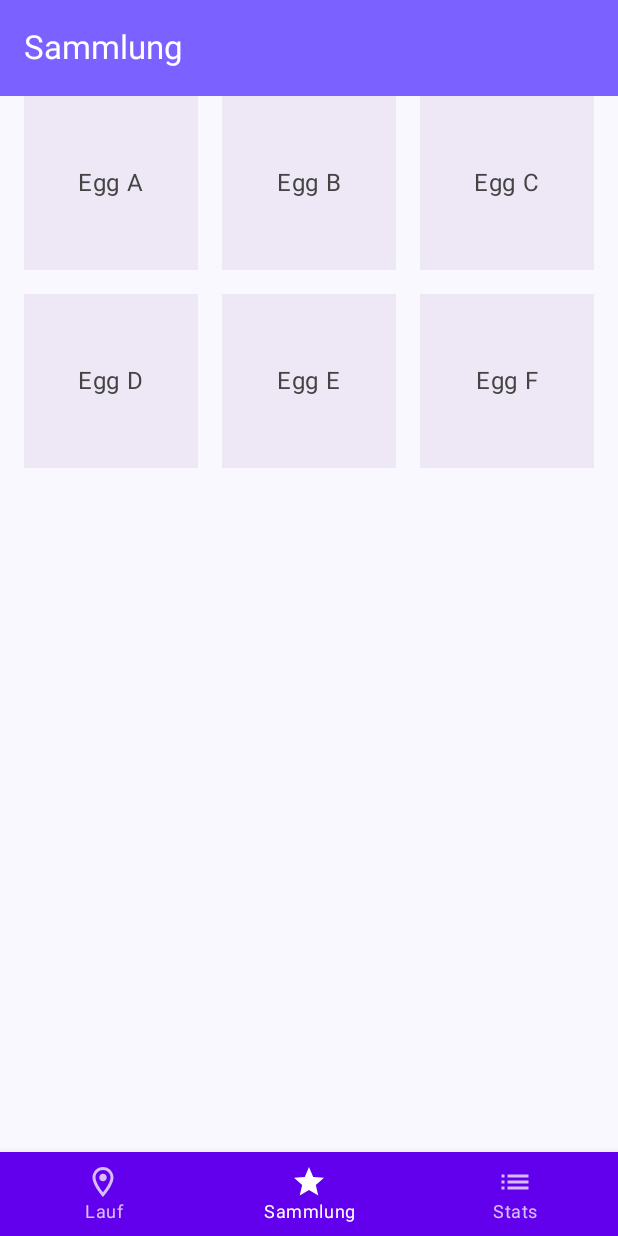
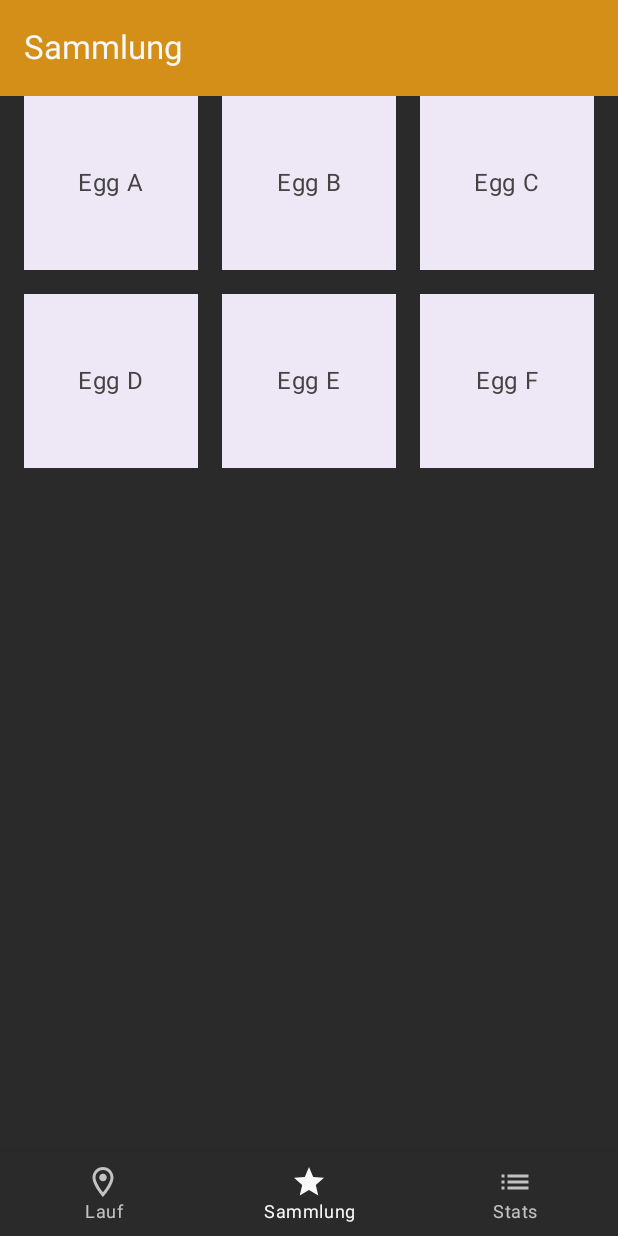
Before and after one commit to angelmech/eggventure, an Android app built with Jetpack Compose: the screen it shows after launch (MainActivity), item 2 of the bottom bar chosen, on a phone screen of 412 x 824 dp. Run offline under Robolectric (Android 15) with nearby library versions, the phone set to English and light mode, and no system bars; our stand-ins replace Room's generated code, livedata-compose.

Commit message:
restructure + introduced coloring possibility

```diff
--- a/app/src/main/java/com/example/eggventure/ui/components/BottomNavigationBar.kt
+++ b/app/src/main/java/com/example/eggventure/ui/components/BottomNavigationBar.kt
@@ -4,6 +4,7 @@ import androidx.compose.material.BottomNavigation
 import androidx.compose.material.BottomNavigationItem
 import androidx.compose.material.Icon
 import androidx.compose.material.Text
+import androidx.compose.material3.MaterialTheme
 import androidx.compose.runtime.Composable
 import androidx.compose.runtime.getValue
 import androidx.navigation.NavHostController
@@ -20,7 +21,10 @@ fun BottomNavigationBar(navController: NavHostController) {
     val navBackStackEntry by navController.currentBackStackEntryAsState()
     val currentRoute = navBackStackEntry?.destination?.route
 
-    BottomNavigation {
+    BottomNavigation (
+        backgroundColor = MaterialTheme.colorScheme.background,
+        contentColor = MaterialTheme.colorScheme.onSurface
+    ) {
         items.forEach { item ->
             BottomNavigationItem(
                 icon = { Icon(imageVector = item.icon, contentDescription = item.label) },
--- a/app/src/main/java/com/example/eggventure/ui/components/TopBar.kt
+++ b/app/src/main/java/com/example/eggventure/ui/components/TopBar.kt
@@ -10,8 +10,8 @@ fun TopBar(title: String) {
     TopAppBar(
         title = { Text(title) },
         colors = TopAppBarDefaults.centerAlignedTopAppBarColors(
-            containerColor = Color(0xFF7B61FF),
-            titleContentColor = Color.White
+            containerColor = MaterialTheme.colorScheme.primary,
+            titleContentColor = MaterialTheme.colorScheme.onSurface
         )
 
     )
--- a/app/src/main/java/com/example/eggventure/ui/screens/LaufScreen.kt
+++ b/app/src/main/java/com/example/eggventure/ui/screens/LaufScreen.kt
@@ -6,25 +6,20 @@ import androidx.activity.compose.rememberLauncherForActivityResult
 import androidx.activity.result.contract.ActivityResultContracts
 import androidx.compose.foundation.BorderStroke // For BorderStroke
 import androidx.compose.ui.unit.dp // For dp unit
-import androidx.compose.ui.graphics.Color // For Color
 import androidx.compose.foundation.Image
 import androidx.compose.foundation.background
 import androidx.compose.foundation.layout.Arrangement
 import androidx.compose.foundation.layout.Box
 import androidx.compose.foundation.layout.Column
 import androidx.compose.foundation.layout.Row
-import androidx.compose.foundation.layout.Spacer
 import androidx.compose.foundation.layout.fillMaxSize
 import androidx.compose.foundation.layout.padding
 import androidx.compose.foundation.layout.size
-import androidx.compose.foundation.layout.width
-import androidx.compose.material.icons.Icons
-import androidx.compose.material.icons.filled.MusicNote
 import androidx.compose.material3.Button
 import androidx.compose.material3.ButtonDefaults
 import androidx.compose.material3.CircularProgressIndicator
 import androidx.compose.material3.ExperimentalMaterial3Api
-import androidx.compose.material3.Icon
+import androidx.compose.material3.MaterialTheme
 import androidx.compose.material3.Scaffold
 import androidx.compose.material3.Text
 import androidx.compose.runtime.Composable
@@ -45,10 +40,10 @@ import androidx.lifecycle.viewmodel.compose.viewModel
 import androidx.navigation.NavHostController
 import com.example.eggventure.R
 import com.example.eggventure.ui.components.TopBar
-import com.example.eggventure.utils.PermissionHandler
-import com.example.eggventure.utils.PermissionHandlerImpl
-import com.example.eggventure.viewmodel.StepCounterImpl
-import com.example.eggventure.viewmodel.StepCounterFactory
+import com.example.eggventure.utils.permissionutils.PermissionHandler
+import com.example.eggventure.utils.permissionutils.PermissionHandlerImpl
+import com.example.eggventure.viewmodel.stepcounter.StepCounter
+import com.example.eggventure.viewmodel.stepcounter.StepCounterFactory
 
 
 @OptIn(ExperimentalMaterial3Api::class)
@@ -58,7 +53,7 @@ fun LaufScreen(
 ) {
 
     val context = LocalContext.current
-    val stepCounter: StepCounterImpl = viewModel(factory = StepCounterFactory(context))
+    val stepCounter: StepCounter = viewModel(factory = StepCounterFactory(context))
 
     //-------Observing LiveData-------
     val steps by stepCounter.stepCount.observeAsState(initial = 0)
@@ -97,7 +92,7 @@ fun LaufScreen(
         Column(
             modifier = Modifier
                 .fillMaxSize()
-                .background(Color(0xFFF9F0FB))
+                .background(MaterialTheme.colorScheme.background)
                 .padding(
                     top = innerPadding.calculateTopPadding(),
                     start = 24.dp,
@@ -111,7 +106,9 @@ fun LaufScreen(
             Row(
                 verticalAlignment = Alignment.CenterVertically
             ) {
-                Icon(
+                // maybe info button that opens a dialog with hatch info
+
+                /*Icon(
                     Icons.Default.MusicNote,
                     contentDescription = null,
                     tint = Color.Black,)
@@ -119,7 +116,7 @@ fun LaufScreen(
                 Text(
                     "Sympathy is a Knife von Charlie xcx",
                     fontWeight = FontWeight.Medium,
-                    color=Color.Black)
+                    color=Color.Black)*/
             }
 
             // Circular Progress Bar with Egg
@@ -129,7 +126,7 @@ fun LaufScreen(
                     progress = 1f, // full circle
                     strokeWidth = 4.dp,
                     modifier = Modifier.size(240.dp),
-                    color = Color.LightGray
+                    color = MaterialTheme.colorScheme.onSurface
                 )
 
                 // Foreground thick colored progress
@@ -137,7 +134,7 @@ fun LaufScreen(
                     progress = progress,
                     strokeWidth = 8.dp,
                     modifier = Modifier.size(240.dp),
-                    color = Color(0xFF7B61FF)
+                    color = MaterialTheme.colorScheme.primary
                 )
 
                 // Center image
@@ -154,7 +151,7 @@ fun LaufScreen(
             Text(
                 "$steps / $stepGoal Schritten",
                 fontSize = 16.sp,
-                color=Color.Black)
+                color=MaterialTheme.colorScheme.onSurface)
 
             // Start Button
             Button(
@@ -184,13 +181,13 @@ fun LaufScreen(
                         }
                     }
                 },
-                colors = ButtonDefaults.buttonColors(containerColor = Color(0xFF7B61FF)),
+                colors = ButtonDefaults.buttonColors(containerColor = MaterialTheme.colorScheme.primary),
                 modifier = Modifier.size(200.dp, 60.dp),
-                border = BorderStroke(2.dp, Color(0xFF000000))
+                border = BorderStroke(2.dp, MaterialTheme.colorScheme.onSurface)
             ) {
                 Text(
                     text = if (isTracking) "Stopp" else "Lauf Starten",
-                    color = Color.White,
+                    color = MaterialTheme.colorScheme.onSurface,
                     fontWeight = FontWeight.Bold ,
                     fontSize = 18.sp,
                 )
--- a/app/src/main/java/com/example/eggventure/ui/theme/Color.kt
+++ b/app/src/main/java/com/example/eggventure/ui/theme/Color.kt
@@ -2,10 +2,15 @@ package com.example.eggventure.ui.theme
 
 import androidx.compose.ui.graphics.Color
 
-val Purple80 = Color(0xFFD0BCFF)
-val PurpleGrey80 = Color(0xFFCCC2DC)
-val Pink80 = Color(0xFFEFB8C8)
+// Primary color scheme
+val Primary = Color(0xffd48f19)
+val PrimaryLight = Color(0xffdb9b3a)
+val Secondary = Color(0xffe8b36c)
 
-val Purple40 = Color(0xFF6650a4)
-val PurpleGrey40 = Color(0xFF625b71)
-val Pink40 = Color(0xFF7D5260)
+// Surface/background
+val Background = Color(0xff2b2a2a)
+val Surface = Color(0xff3b332b)
+
+// Additional UI colors
+val Header = Color(0xff3f3e3e)
+val TextColor = Color(0xFFF8F8F8)
--- a/app/src/main/java/com/example/eggventure/ui/theme/Theme.kt
+++ b/app/src/main/java/com/example/eggventure/ui/theme/Theme.kt
@@ -16,32 +16,28 @@ import androidx.compose.ui.platform.LocalView
 import androidx.core.view.WindowCompat
 
 private val DarkColorScheme = darkColorScheme(
-    primary = Purple80,
-    secondary = PurpleGrey80,
-    tertiary = Pink80
+    primary = Primary,
+    secondary = Secondary,
+    background = Background,
+    surface = Surface,
+    onBackground = Header,
+    onSurface = TextColor
 )
 
 private val LightColorScheme = lightColorScheme(
-    primary = Purple40,
-    secondary = PurpleGrey40,
-    tertiary = Pink40
-
-    /* Other default colors to override
-    background = Color(0xFFFFFBFE),
-    surface = Color(0xFFFFFBFE),
-    onPrimary = Color.White,
-    onSecondary = Color.White,
-    onTertiary = Color.White,
-    onBackground = Color(0xFF1C1B1F),
-    onSurface = Color(0xFF1C1B1F),
-    */
+    primary = Primary,
+    secondary = Secondary,
+    background = Background,
+    surface = Surface,
+    onBackground = Header,
+    onSurface = TextColor
 )
 
 @Composable
 fun EggventureTheme(
     darkTheme: Boolean = isSystemInDarkTheme(),
     // Dynamic color is available on Android 12+
-    dynamicColor: Boolean = true,
+    dynamicColor: Boolean = false,
     content: @Composable () -> Unit
 ) {
     val colorScheme = when {
--- a/app/src/main/java/com/example/eggventure/utils/PermissionHandler.kt
+++ b/app/src/main/java/com/example/eggventure/utils/permissionutils/PermissionHandler.kt
@@ -1,4 +1,4 @@
-package com.example.eggventure.utils
+package com.example.eggventure.utils.permissionutils
 
 /**
  * Interface for handling permissions in the app.
--- a/app/src/main/java/com/example/eggventure/utils/PermissionHandlerImpl.kt
+++ b/app/src/main/java/com/example/eggventure/utils/permissionutils/PermissionHandlerImpl.kt
@@ -1,4 +1,4 @@
-package com.example.eggventure.utils
+package com.example.eggventure.utils.permissionutils
 
 import android.Manifest
 import android.content.Context
--- a/app/src/main/java/com/example/eggventure/utils/StepSensorManager.kt
+++ b/app/src/main/java/com/example/eggventure/utils/sensorutils/StepSensorManager.kt
@@ -1,5 +1,5 @@
 // StepSensorInterface.kt
-package com.example.eggventure.utils
+package com.example.eggventure.utils.sensorutils
 
 import android.hardware.SensorEventListener
 
--- a/app/src/main/java/com/example/eggventure/utils/StepSensorManagerImpl.kt
+++ b/app/src/main/java/com/example/eggventure/utils/sensorutils/StepSensorManagerImpl.kt
@@ -1,4 +1,4 @@
-package com.example.eggventure.utils
+package com.example.eggventure.utils.sensorutils
 
 import android.content.Context
 import android.hardware.Sensor
--- /dev/null
+++ b/app/src/main/java/com/example/eggventure/viewmodel/creaturelogic/CreatureLogicInterface.kt
@@ -0,0 +1,41 @@
+package com.example.eggventure.viewmodel.creaturelogic
+
+import com.example.eggventure.model.creature.CreatureEntity
+import kotlinx.coroutines.flow.StateFlow
+
+/**
+ * Interface for managing the logic related to creatures in the application.
+ */
+interface CreatureLogicInterface {
+    /**
+     * Retrieves the list of owned creatures.
+     * @return A StateFlow emitting the list of owned CreatureEntity objects.
+     */
+    val ownedCreatures: StateFlow<List<CreatureEntity>>
+
+    /**
+     * Adds a creature to the collection of owned creatures.
+     * @param creature The CreatureEntity to add to the collection.
+     */
+    fun addCreatureToCollection(creature: CreatureEntity)
+
+    /**
+     * Retrieves a creature from the collection by its unique identifier.
+     * @param creatureId The ID of the creature to retrieve.
+     * @return The CreatureEntity if found, otherwise null.
+     */
+    fun getCreatureById(creatureId: Int): CreatureEntity?
+
+    /**
+     * Unlocks a creature.
+     * @param creatureId The ID of the creature to unlock.
+     */
+    fun unlockCreature(creatureId: Int)
+
+    /**
+     * Checks if a creature is already owned by the user.
+     * @param creatureId The ID of the creature to check.
+     * @return True if the creature is owned, false otherwise.
+     */
+    fun hasCreature(creatureId: Int): Boolean
+}
--- /dev/null
+++ b/app/src/main/java/com/example/eggventure/viewmodel/stats/StatsInterface.kt
@@ -0,0 +1,54 @@
+package com.example.eggventure.viewmodel.stats
+
+import com.example.eggventure.model.run.RunEntity
+import kotlinx.coroutines.flow.StateFlow
+
+/**
+ * Interface for managing and retrieving statistics related to runs.
+ */
+interface StatsInterface {
+    /**
+     * Retrieves all recorded runs.
+     * @return A StateFlow emitting a list of RunEntity objects.
+     */
+    val allRuns: StateFlow<List<RunEntity>>
+
+    /**
+     * Retrieves the most recent run.
+     * @return A StateFlow emitting the last RunEntity object, or null if no runs have been recorded.
+     */
+    val lastRun: StateFlow<RunEntity?>
+
+    /**
+     * Retrieves the average steps taken per week.
+     * @return A StateFlow emitting the average number of steps as a Double.
+     */
+    val weeklyAverageSteps: StateFlow<Double>
+
+    /**
+     * Retrieves the average distance covered per week.
+     * @return A StateFlow emitting the average distance as a Double.
+     */
+    val weeklyAverageDistance: StateFlow<Double>
+
+    /**
+     * Formats the duration from milliseconds into a human-readable format (hh:mm:ss).
+     * @param durationMillis The duration in milliseconds.
+     * @return A formatted string representing the duration.
+     */
+    fun formatDuration(durationMillis: Long): String
+
+    /**
+     * Formats the distance from meters into kilometers with two decimal places.
+     * @param distanceMeters The distance in meters.
+     * @return A formatted string representing the distance in kilometers.
+     */
+    fun formatDistanceKm(distanceMeters: Float?): String
+
+    /**
+     * Formats the average speed into kilometers per hour with two decimal places.
+     * @param averageSpeed The average speed.
+     * @return A formatted string representing the average speed in kilometers per hour.
+     */
+    fun formatAverageSpeed(averageSpeed: Float?): String
+}
--- a/app/src/main/java/com/example/eggventure/viewmodel/EggHatchEvent.kt
+++ b/app/src/main/java/com/example/eggventure/viewmodel/stepcounter/EggHatchEvent.kt
@@ -1,4 +1,4 @@
-package com.example.eggventure.viewmodel
+package com.example.eggventure.viewmodel.stepcounter
 
 import com.example.eggventure.model.hatchprogress.HatchProgressRepository
 
--- a/app/src/main/java/com/example/eggventure/viewmodel/RunPersitence.kt
+++ b/app/src/main/java/com/example/eggventure/viewmodel/stepcounter/RunPersitence.kt
@@ -1,8 +1,7 @@
-package com.example.eggventure.viewmodel
+package com.example.eggventure.viewmodel.stepcounter
 
 import com.example.eggventure.model.run.RunEntity
 import com.example.eggventure.model.run.RunRepository
-import com.example.eggventure.model.run.RunRepositoryImpl
 
 class RunPersistence(
     private val runRepository: RunRepository
--- a/app/src/main/java/com/example/eggventure/viewmodel/StepCounterImpl.kt
+++ b/app/src/main/java/com/example/eggventure/viewmodel/stepcounter/StepCounter.kt
@@ -1,30 +1,30 @@
-package com.example.eggventure.viewmodel
+package com.example.eggventure.viewmodel.stepcounter
 
 import androidx.lifecycle.*
 import com.example.eggventure.model.hatchprogress.HatchProgressRepository
 import kotlinx.coroutines.launch
 
-class StepCounterImpl(
+class StepCounter (
     private val trackingService: StepTrackingService,
     private val hatchEvent: EggHatchEvent,
     private val runPersistence: RunPersistence,
     private val hatchProgressRepository: HatchProgressRepository
-) : ViewModel() {
+) : ViewModel(), StepCounterInterface {
 
     private val _stepCount = MutableLiveData(0)
-    val stepCount: LiveData<Int> = _stepCount
+    override val stepCount: LiveData<Int> = _stepCount
 
     private val _isTracking = MutableLiveData(false)
-    val isTracking: LiveData<Boolean> = _isTracking
+    override val isTracking: LiveData<Boolean> = _isTracking
 
     private val _eggHatched = MutableLiveData(false)
-    val eggHatched: LiveData<Boolean> = _eggHatched
+    override val eggHatched: LiveData<Boolean> = _eggHatched
 
     private var hatchId: Int? = null
     private var hatchGoal: Int = 5000
     private var currentSteps: Int = 0
 
-    fun initProgress() {
+    override fun initProgress() {
         viewModelScope.launch {
             val progress = hatchProgressRepository.getLastHatchProgress()
             if (progress != null) {
@@ -36,7 +36,7 @@ class StepCounterImpl(
         }
     }
 
-    fun startTracking() {
+    override fun startTracking() {
         if (_isTracking.value == true) return
         _isTracking.postValue(true)
         _eggHatched.postValue(false)
@@ -56,7 +56,7 @@ class StepCounterImpl(
         }
     }
 
-    fun stopTracking() {
+    override fun stopTracking() {
         _isTracking.postValue(false)
         trackingService.stop()
         viewModelScope.launch {
@@ -65,7 +65,7 @@ class StepCounterImpl(
         }
     }
 
-    fun addFakeStep(fakeSteps: Int = 123) {
+    override fun addFakeStep(fakeSteps: Int) {
         viewModelScope.launch {
             currentSteps += fakeSteps
             val hatched = hatchId?.let { id ->
--- a/app/src/main/java/com/example/eggventure/viewmodel/StepCounterFactory.kt
+++ b/app/src/main/java/com/example/eggventure/viewmodel/stepcounter/StepCounterFactory.kt
@@ -1,4 +1,4 @@
-package com.example.eggventure.viewmodel
+package com.example.eggventure.viewmodel.stepcounter
 
 import android.content.Context
 import androidx.lifecycle.ViewModel
@@ -8,16 +8,16 @@ import com.example.eggventure.model.hatchprogress.HatchProgressRepository
 import com.example.eggventure.model.hatchprogress.HatchProgressRepositoryImpl
 import com.example.eggventure.model.run.RunRepository
 import com.example.eggventure.model.run.RunRepositoryImpl
-import com.example.eggventure.utils.StepSensorManagerImpl
+import com.example.eggventure.utils.sensorutils.StepSensorManagerImpl
 
 /**
- * Factory class for creating instances of [StepCounterImpl].
+ * Factory class for creating instances of [StepCounter].
  */
 class StepCounterFactory(
     private val context: Context
 ) : ViewModelProvider.Factory {
     /**
-     * Creates a new instance of [StepCounterImpl] with the required dependencies.
+     * Creates a new instance of [StepCounter] with the required dependencies.
      *
      */
     override fun <T : ViewModel> create(modelClass: Class<T>): T {
@@ -31,7 +31,7 @@ class StepCounterFactory(
         val stepTrackingService = StepTrackingService(StepSensorManagerImpl(context))
 
         @Suppress("UNCHECKED_CAST")
-        return StepCounterImpl(
+        return StepCounter(
             stepTrackingService,
             eggHatchEvent,
             runPersistence,
--- /dev/null
+++ b/app/src/main/java/com/example/eggventure/viewmodel/stepcounter/StepCounterInterface.kt
@@ -0,0 +1,48 @@
+package com.example.eggventure.viewmodel.stepcounter
+
+import androidx.lifecycle.LiveData
+
+/**
+ * Interface for managing step counting and tracking egg hatching progress.
+ */
+interface StepCounterInterface {
+    /**
+     * The current step count.
+     * @return A LiveData object that holds the current step count as an Integer.
+     */
+    val stepCount: LiveData<Int>
+
+    /**
+     * Indicates whether the step tracking is currently active.
+     * @return A LiveData object that holds a Boolean value; true if tracking is active, false otherwise.
+     */
+    val isTracking: LiveData<Boolean>
+
+    /**
+     * Indicates whether the egg has hatched.
+     * @return A LiveData object that holds a Boolean value; true if the egg has hatched, false otherwise.
+     */
+    val eggHatched: LiveData<Boolean>
+
+    /**
+     * Initializes the progress, loading any previously saved state.
+     */
+    fun initProgress()
+
+    /**
+     * Starts the step tracking service.
+     */
+    fun startTracking()
+
+    /**
+     * Stops the step tracking service.
+     */
+    fun stopTracking()
+
+    /**
+     * ONLY FOR PROGRESS TESTING PURPOSES
+     * Adds a specified number of fake steps to the current step count.
+     * @param fakeSteps The number of fake steps to add.
+     */
+    fun addFakeStep(fakeSteps: Int = 123)
+}
--- a/app/src/main/java/com/example/eggventure/viewmodel/StepTrackingService.kt
+++ b/app/src/main/java/com/example/eggventure/viewmodel/stepcounter/StepTrackingService.kt
@@ -1,9 +1,9 @@
-package com.example.eggventure.viewmodel
+package com.example.eggventure.viewmodel.stepcounter
 
 import android.hardware.Sensor
 import android.hardware.SensorEvent
 import android.hardware.SensorEventListener
-import com.example.eggventure.utils.StepSensorManager
+import com.example.eggventure.utils.sensorutils.StepSensorManager
 
 class StepTrackingService(
     private val stepSensorManager: StepSensorManager
```
